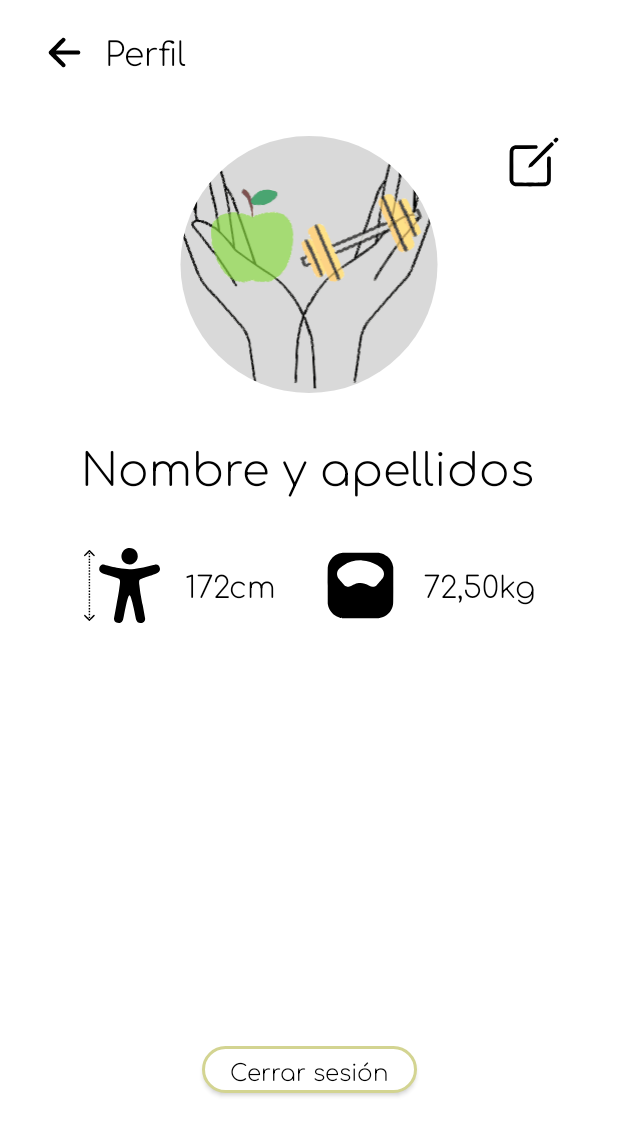
After one commit to RaulMedR/Vitalize-PAMN, an Android app: the layout fragment_user_profile.xml on its own in the app's theme, with its tools: preview values and no code run, on a phone screen of 412 x 824 dp. The commit adds this screen. Shown: the top 1136 px of the screen. Run offline under Robolectric (Android 15) with nearby library versions, the phone set to English and light mode, and no system bars.

Commit message:
SPRINT 1: Acceso al perfil del usuario - Se ha cargado la informacion del nombre, peso y altura del usuario

```diff
--- a/app/src/main/java/com/example/vitalize/data/FirestoreRepository.kt
+++ b/app/src/main/java/com/example/vitalize/data/FirestoreRepository.kt
@@ -6,4 +6,5 @@ import com.google.firebase.firestore.FirebaseFirestore
 interface FirestoreRepository {
     val dataBase: FirebaseFirestore?
     suspend fun registerNewUser(userId: String): Resource<DocumentReference>
+    suspend fun getDataUser(userId: String, item: String): Resource<String>
 }
--- a/app/src/main/java/com/example/vitalize/di/AppModule.kt
+++ b/app/src/main/java/com/example/vitalize/di/AppModule.kt
@@ -24,7 +24,7 @@ class AppModule {
     fun provideAuthRepository(impl: AuthRepositoryImpl): AuthRepository = impl
 
     @Provides
-    fun provideFirebaseFirestore(): FirebaseFirestore = Firebase.firestore
+    fun provideFirebaseFirestore(): FirebaseFirestore = FirebaseFirestore.getInstance()
 
     @Provides
     fun provideFirestoreRepository(impl: FirestoreRepositoryImpl): FirestoreRepository = impl
--- a/app/src/main/res/layout/activity_main.xml
+++ b/app/src/main/res/layout/activity_main.xml
@@ -6,7 +6,7 @@
     tools:context=".MainActivity">
     <androidx.fragment.app.FragmentContainerView
         android:id="@+id/game_fragment"
-        android:name="com.example.vitalize.HomeNoSession"
+        android:name="com.example.vitalize.UserProfile"
         android:layout_width="0dp"
         android:layout_height="0dp"
         app:layout_constraintLeft_toLeftOf="parent"
--- /dev/null
+++ b/app/src/main/res/layout/fragment_user_profile.xml
@@ -0,0 +1,137 @@
+<layout xmlns:android="http://schemas.android.com/apk/res/android"
+    xmlns:app="http://schemas.android.com/apk/res-auto"
+    xmlns:tools="http://schemas.android.com/tools">
+
+    <data>
+        <variable
+            name="userViewModel"
+            type="com.example.vitalize.user.UserViewModel" />
+    </data>
+    <androidx.constraintlayout.widget.ConstraintLayout
+        android:layout_width="match_parent"
+        android:layout_height="match_parent"
+        android:background="@color/white"
+        tools:context=".user.LogIn">
+
+        <!--android:onClick="@{() -> LogIn.toRegister(6)}"-->
+
+        <ImageView
+            android:id="@+id/back_arrow"
+            android:layout_width="wrap_content"
+            android:layout_height="wrap_content"
+            android:layout_marginStart="28dp"
+            android:layout_marginTop="20dp"
+            android:src="@drawable/arrow_back_icon"
+            app:layout_constraintStart_toStartOf="parent"
+            app:layout_constraintTop_toTopOf="parent"
+            android:contentDescription="@string/vuelve_a_la_p_gina_anterior" />
+
+        <TextView
+            android:id="@+id/texto_perfil"
+            style="@style/TextStyleBarraNavegacion"
+            android:layout_width="wrap_content"
+            android:layout_height="wrap_content"
+            android:layout_marginStart="12dp"
+            android:layout_marginTop="16dp"
+            android:text="@string/perfil"
+            app:layout_constraintStart_toEndOf="@+id/back_arrow"
+            app:layout_constraintTop_toTopOf="parent" />
+
+        <de.hdodenhof.circleimageview.CircleImageView
+            android:id="@+id/imagen_perfil"
+            android:layout_width="185dp"
+            android:layout_height="171dp"
+            android:layout_marginTop="40dp"
+            android:src="@drawable/logo_with_background"
+            app:layout_constraintEnd_toEndOf="parent"
+            app:layout_constraintStart_toStartOf="parent"
+            app:layout_constraintTop_toBottomOf="@+id/texto_perfil" />
+
+        <ImageView
+            android:id="@+id/edit_user_profile_icon"
+            android:layout_width="wrap_content"
+            android:layout_height="wrap_content"
+            android:layout_marginTop="88dp"
+            android:src="@drawable/edit_icon"
+            app:layout_constraintEnd_toEndOf="parent"
+            app:layout_constraintHorizontal_bias="0.506"
+            app:layout_constraintStart_toEndOf="@+id/imagen_perfil"
+            app:layout_constraintTop_toTopOf="parent"
+            android:contentDescription="@string/edita_el_perfil_del_usuario" />
+
+        <TextView
+            android:id="@+id/nombre_apellidos_profile_user"
+            style="@style/TextStyleText"
+            android:layout_width="wrap_content"
+            android:layout_height="wrap_content"
+            android:layout_marginTop="24dp"
+            android:text="@string/nombre_y_apellidos"
+            android:textSize="30sp"
+            app:layout_constraintEnd_toEndOf="parent"
+            app:layout_constraintHorizontal_bias="0.495"
+            app:layout_constraintStart_toStartOf="parent"
+            app:layout_constraintTop_toBottomOf="@+id/imagen_perfil" />
+
+        <TextView
+            android:id="@+id/text_altura"
+            style="@style/TextStyleText"
+            android:layout_width="wrap_content"
+            android:layout_height="wrap_content"
+            android:layout_marginStart="12dp"
+            android:layout_marginTop="40dp"
+            android:text="172cm"
+            android:textSize="20sp"
+            app:layout_constraintStart_toEndOf="@+id/icono_altura"
+            app:layout_constraintTop_toBottomOf="@+id/nombre_apellidos_profile_user" />
+
+        <TextView
+            android:id="@+id/text_peso"
+            style="@style/TextStyleText"
+            android:layout_width="wrap_content"
+            android:layout_height="wrap_content"
+            android:layout_marginTop="40dp"
+            android:text="72,50kg"
+            android:textSize="20sp"
+            app:layout_constraintEnd_toEndOf="parent"
+            app:layout_constraintHorizontal_bias="0.228"
+            app:layout_constraintStart_toEndOf="@+id/icono_peso"
+            app:layout_constraintTop_toBottomOf="@+id/nombre_apellidos_profile_user" />
+
+        <ImageView
+            android:id="@+id/icono_altura"
+            android:layout_width="wrap_content"
+            android:layout_height="wrap_content"
+            android:layout_marginStart="56dp"
+            android:layout_marginTop="32dp"
+            app:layout_constraintStart_toStartOf="parent"
+            app:layout_constraintTop_toBottomOf="@+id/nombre_apellidos_profile_user"
+            app:srcCompat="@drawable/height_icon"
+            android:contentDescription="@string/altura_del_usuario" />
+
+        <ImageView
+            android:id="@+id/icono_peso"
+            android:layout_width="wrap_content"
+            android:layout_height="wrap_content"
+            android:layout_marginStart="92dp"
+            android:layout_marginTop="32dp"
+            app:layout_constraintStart_toStartOf="@+id/text_altura"
+            app:layout_constraintTop_toBottomOf="@+id/nombre_apellidos_profile_user"
+            app:srcCompat="@drawable/scale_icon"
+            android:contentDescription="@string/peso_del_usuario" />
+
+        <androidx.appcompat.widget.AppCompatButton
+            android:id="@+id/buttonRegister"
+            style="@style/ButtonStyle"
+            android:layout_width="143dp"
+            android:background="@drawable/input"
+            android:text="@string/cerrar_sesion"
+            app:layout_constraintBottom_toBottomOf="parent"
+            app:layout_constraintEnd_toEndOf="parent"
+            app:layout_constraintStart_toStartOf="parent"
+            app:layout_constraintTop_toBottomOf="@+id/icono_peso"
+            app:layout_constraintVertical_bias="0.747"
+            tools:ignore="TouchTargetSizeCheck" />
+
+
+    </androidx.constraintlayout.widget.ConstraintLayout>
+</layout>
```
Also changed, not shown: app/src/main/java/com/example/vitalize/UserProfile.kt (+80 -1 lines), app/src/main/java/com/example/vitalize/data/FirestoreRepositoryImpl.kt (+13 -0 lines), app/src/main/java/com/example/vitalize/user/LogIn.kt (+5 -5 lines), app/src/main/java/com/example/vitalize/user/UserViewModel.kt (+33 -7 lines).
